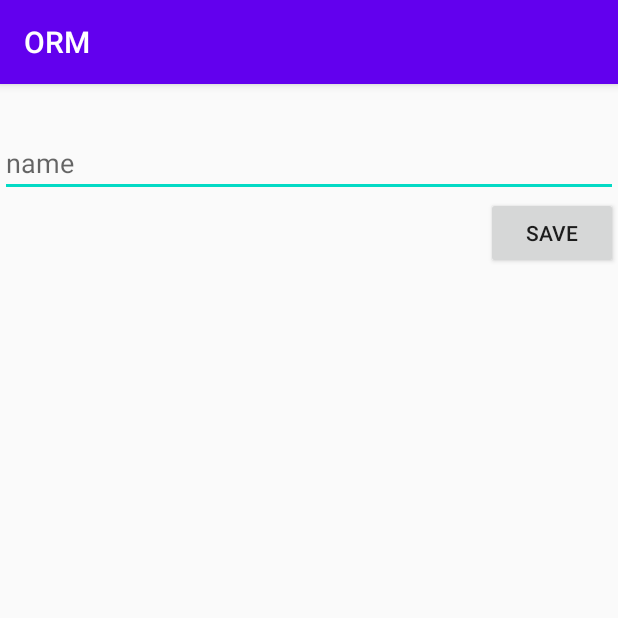
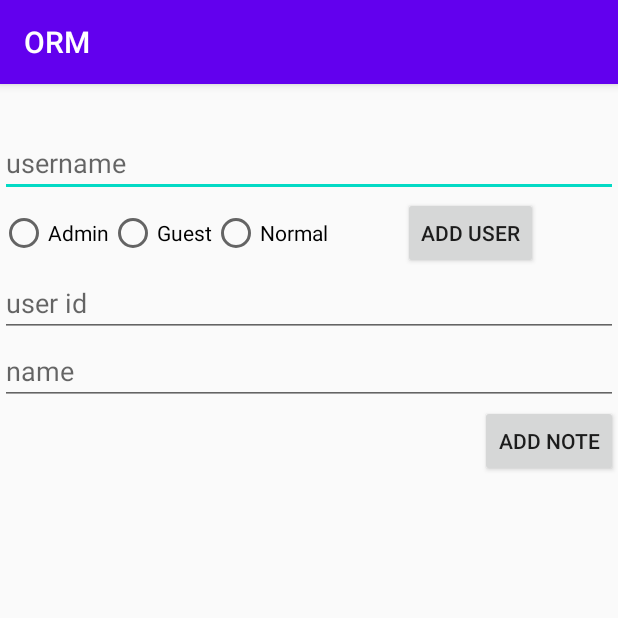
Before and after one commit to hosseinkasiri/ORM, an Android app: the screen it shows after launch (MainActivity), on a phone screen of 412 x 824 dp, the top half of it. Run offline under Robolectric (Android 15) with nearby library versions, the phone set to English and light mode, and no system bars; libraries missing offline, so code that uses them is left out: org.greenrobot.greendao; 6 statements that could not run were skipped.

Commit message:
add radio group

```diff
--- a/app/src/main/java/com/example/orm/MainActivity.java
+++ b/app/src/main/java/com/example/orm/MainActivity.java
@@ -12,21 +12,26 @@ import android.view.View;
 import android.view.ViewGroup;
 import android.widget.Button;
 import android.widget.EditText;
+import android.widget.RadioButton;
 import android.widget.TextView;
 import android.widget.Toast;
 
 import com.example.orm.model.DaoSession;
 import com.example.orm.model.Note;
 import com.example.orm.model.NoteDao;
+import com.example.orm.model.User;
+import com.example.orm.model.UserDao;
 
 import java.util.List;
 
 public class MainActivity extends AppCompatActivity {
 
     private static final String TAG = "TAG_MainActivity";
-    private EditText mNameEditText;
-    private Button mSaveButton;
-    private NoteDao noteDao;
+    private EditText mNameEditText , mUsernameEditText, mUserIdEditText;
+    private Button mSaveButton , mAddUserButton;
+    private RadioButton mAdminRB , mGuestRb , mNormalRb;
+    private NoteDao mNoteDao;
+    private UserDao mUserDao;
     private RecyclerView mRecyclerView;
     private NoteAdapter noteAdapter;
 
@@ -36,56 +41,86 @@ public class MainActivity extends AppCompatActivity {
         setContentView(R.layout.activity_main);
         findViews();
         DaoSession daoSession = (App.getApp()).getDaoSession();
-         noteDao = daoSession.getNoteDao();
-         addListeners();
+        mNoteDao = daoSession.getNoteDao();
+        mUserDao= daoSession.getUserDao();
+        onClickListeners();
+        noteAdapter = new NoteAdapter(mNoteDao.loadAll());
+        mRecyclerView.setLayoutManager(new LinearLayoutManager(this));
+        mRecyclerView.setAdapter(noteAdapter);
+    }
 
-         noteAdapter = new NoteAdapter(noteDao.loadAll());
-         mRecyclerView.setLayoutManager(new LinearLayoutManager(this));
-         mRecyclerView.setAdapter(noteAdapter);
-    }
-    private void findViews() {
-        mNameEditText = findViewById(R.id.name_edit_text);
-        mSaveButton = findViewById(R.id.save_button);
-        mRecyclerView = findViewById(R.id.list_recycler_view);
-    }
-    private  void addListeners(){
+    private void onClickListeners() {
         mSaveButton.setOnClickListener(new View.OnClickListener() {
             @Override
             public void onClick(View v) {
                 String name = mNameEditText.getText().toString();
                 Note note = new Note();
                 note.setMName(name);
-               long id = noteDao.insert(note);
-               noteAdapter.setNotes(noteDao.loadAll());
-               noteAdapter.notifyDataSetChanged();
-               //Toast.makeText(MainActivity.this, String.valueOf(id),Toast.LENGTH_SHORT).show();
+                note.setUserId(Long.valueOf(mUserIdEditText.getText().toString()));
+                long id = mNoteDao.insert(note);
+                noteAdapter.setNotes(mNoteDao.loadAll());
+                noteAdapter.notifyDataSetChanged();
+            }
+        });
+
+        mAddUserButton.setOnClickListener(new View.OnClickListener() {
+            @Override
+            public void onClick(View v) {
+                List<User> users = mUserDao.queryBuilder()
+                        .where(UserDao.Properties.Username.eq(mUsernameEditText.getText().toString()))
+                        .list();
+
+                if (users.size() > 0) {
+                    Toast.makeText(MainActivity.this, "username is repetition", Toast.LENGTH_SHORT).show();
+                    return;
+                }
+                User user = new User();
+                if (mAdminRB.isChecked())
+                    user.setRole(User.Role.ADMIN);
+                else if (mGuestRb.isChecked())
+                    user.setRole(User.Role.GUEST);
+                else
+                    user.setRole(User.Role.NORMAL);
+                user.setUsername(mUsernameEditText.getText().toString());
+                long userId = mUserDao.insert(user);
+                Log.i(TAG,"onClick user id : " + userId);
             }
         });
     }
 
+    private void findViews() {
+        mNameEditText = findViewById(R.id.name_edit_text);
+        mSaveButton = findViewById(R.id.save_button);
+        mRecyclerView = findViewById(R.id.list_recycler_view);
+        mAddUserButton = findViewById(R.id.add_user_button);
+        mUsernameEditText = findViewById(R.id.username_edit_text);
+        mUserIdEditText = findViewById(R.id.user_id_edit_text);
+        mAdminRB = findViewById(R.id.admin_radio_button);
+        mGuestRb = findViewById(R.id.guest_redio_button);
+        mNormalRb = findViewById(R.id.normal_radio_button);
+    }
+
     private class NoteHolder extends RecyclerView.ViewHolder{
+        private TextView mNoteText , mNoteId , mUserText;
 
-        private TextView mNoteText , mNoteId;
         public NoteHolder(@NonNull View itemView) {
             super(itemView);
             mNoteText = itemView.findViewById(R.id.note_text_text_view);
             mNoteId = itemView.findViewById(R.id.id_text_view);
+            mUserText = itemView.findViewById(R.id.user_text_View);
         }
-
         public void bind(Note note){
             mNoteId.setText(note.getMId().toString());
             mNoteText.setText(note.getMName());
+            mUserText.setText(note.getUser().getUsername() + "(" + note.getUser().getRole() + ")");
         }
     }
 
     private class NoteAdapter extends RecyclerView.Adapter<NoteHolder>{
-
         private List<Note> mNotes;
-
         public NoteAdapter(List<Note> notes) {
             mNotes = notes;
         }
-
         public void setNotes(List<Note> notes) {
             mNotes = notes;
         }
@@ -93,19 +128,17 @@ public class MainActivity extends AppCompatActivity {
         @NonNull
         public NoteHolder onCreateViewHolder(@NonNull ViewGroup parent, int viewType) {
             LayoutInflater layoutInflater = LayoutInflater.from(parent.getContext());
-           View view = layoutInflater.inflate(R.layout.list_note_item,parent,false);
-           NoteHolder noteHolder = new NoteHolder(view);
+            View view = layoutInflater.inflate(R.layout.list_note_item,parent,false);
+            NoteHolder noteHolder = new NoteHolder(view);
             return noteHolder;
         }
-
         @Override
         public void onBindViewHolder(@NonNull NoteHolder holder, int position) {
             holder.bind(mNotes.get(position));
         }
-
         @Override
         public int getItemCount() {
-            return (int) noteDao.count();
+            return (int) mNoteDao.count();
         }
     }
 }
--- a/app/src/main/res/layout/activity_main.xml
+++ b/app/src/main/res/layout/activity_main.xml
@@ -1,6 +1,6 @@
 <?xml version="1.0" encoding="utf-8"?>
-<LinearLayout xmlns:android="http://schemas.android.com/apk/res/android"
-    xmlns:app="http://schemas.android.com/apk/res-auto"
+<LinearLayout
+    xmlns:android="http://schemas.android.com/apk/res/android"
     xmlns:tools="http://schemas.android.com/tools"
     android:layout_width="match_parent"
     android:layout_height="match_parent"
@@ -8,7 +8,58 @@
     android:orientation="vertical">
 
     <EditText
+        android:id="@+id/username_edit_text"
         android:layout_marginTop="30dp"
+        android:layout_width="match_parent"
+        android:layout_height="wrap_content"
+        android:hint="username"/>
+
+    <LinearLayout
+        android:layout_width="match_parent"
+        android:layout_height="wrap_content"
+        android:orientation="horizontal">
+
+        <RadioGroup
+            android:layout_width="wrap_content"
+            android:layout_height="wrap_content"
+            android:layout_gravity="center"
+            android:orientation="horizontal">
+
+                <RadioButton
+                    android:id="@+id/admin_radio_button"
+                    android:layout_width="wrap_content"
+                    android:layout_height="wrap_content"
+                    android:text="Admin" />
+
+                <RadioButton
+                    android:id="@+id/guest_redio_button"
+                    android:layout_width="wrap_content"
+                    android:layout_height="wrap_content"
+                    android:text="Guest" />
+
+                <RadioButton
+                    android:id="@+id/normal_radio_button"
+                    android:layout_width="wrap_content"
+                    android:layout_height="wrap_content"
+                    android:text="Normal" />
+        </RadioGroup>
+
+        <Button
+            android:id="@+id/add_user_button"
+            android:layout_width="wrap_content"
+            android:layout_height="wrap_content"
+            android:layout_marginLeft="50dp"
+            android:text="Add user" />
+
+    </LinearLayout>
+
+    <EditText
+        android:id="@+id/user_id_edit_text"
+        android:layout_width="match_parent"
+        android:layout_height="wrap_content"
+        android:hint="user id"/>
+
+    <EditText
         android:id="@+id/name_edit_text"
         android:layout_width="match_parent"
         android:layout_height="wrap_content"
--- a/app/src/main/res/values/strings.xml
+++ b/app/src/main/res/values/strings.xml
@@ -1,5 +1,5 @@
 <resources>
     <string name="app_name">ORM</string>
     <string name="name">name</string>
-    <string name="save">save</string>
+    <string name="save">add note</string>
 </resources>
```
Also changed, not shown: app/src/main/java/com/example/orm/model/Note.java (+89 -2 lines), app/src/main/java/com/example/orm/model/User.java (added, +81 -0 lines), app/src/main/res/layout/list_note_item.xml (+20 -6 lines).
